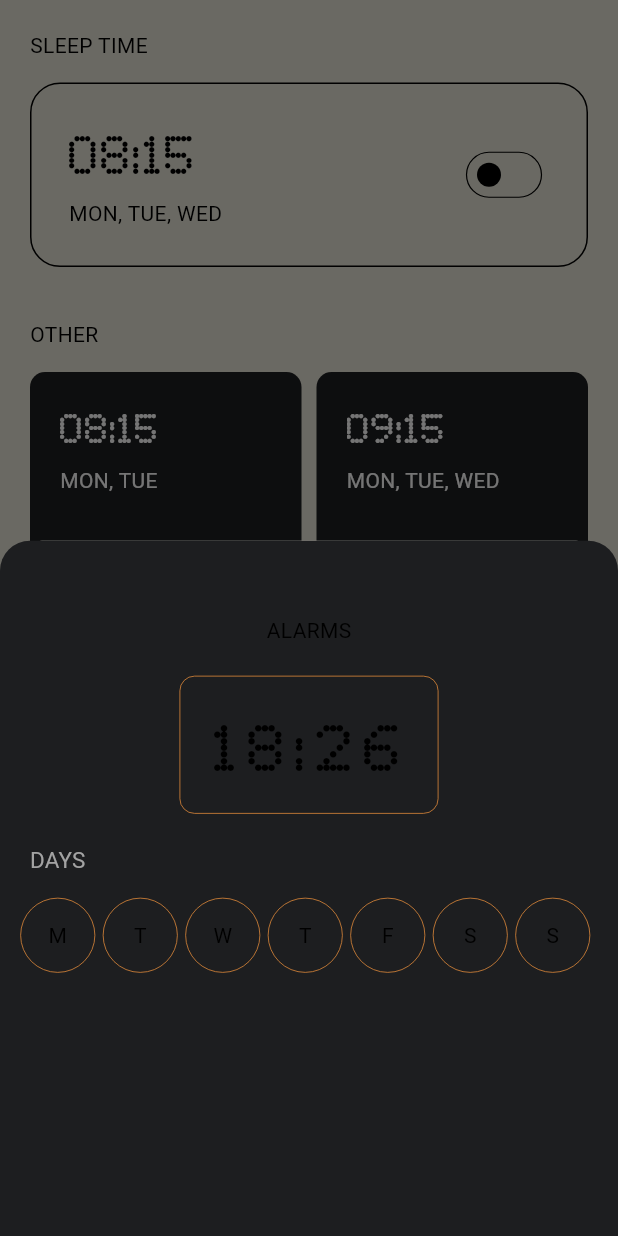
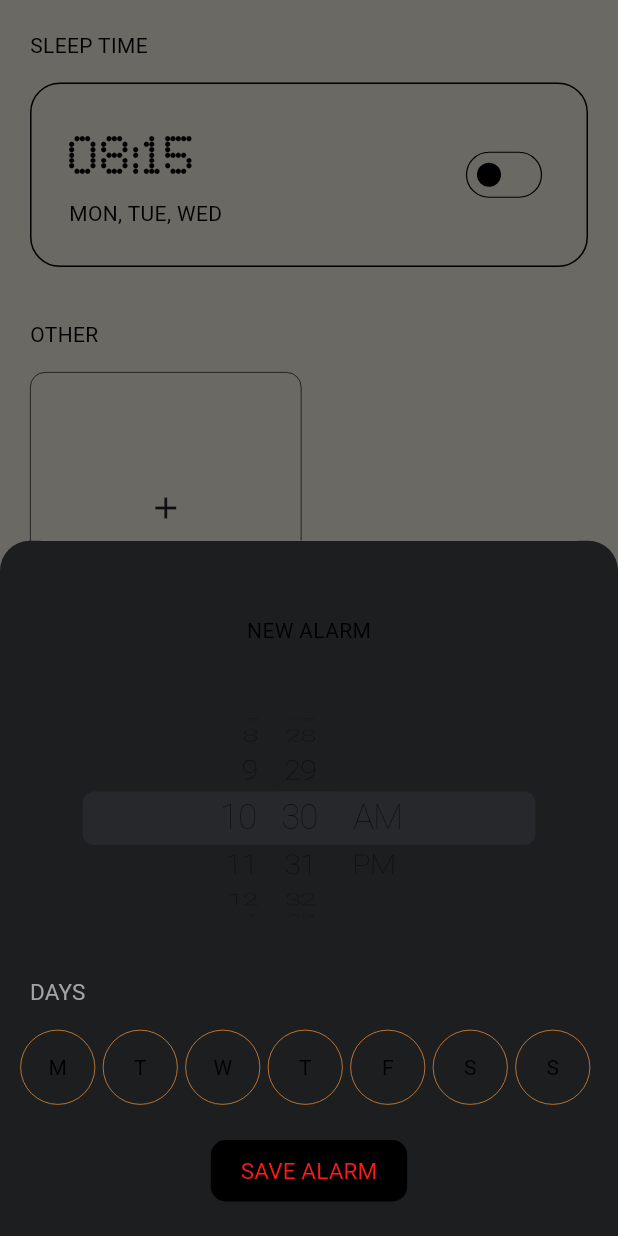
Before and after one commit to SushiiReboot/Nothing-Clock, a Flutter app: the AlarmsScreen screen opened directly, after a tap on the "add" icon, on a phone screen of 412 x 824 dp. Run offline on Flutter 3.47's test engine with Material 3 defaults, Android fonts, the phone set to English and light mode, and no system bars; our stand-ins replace dotted_border, flutter_svg, font_awesome_flutter, geocoding, geolocator, hive and 4 more; missing offline and left inert: flutter_displaymode, worldtime; accounts and stored records are empty.

Commit message:
Add alarm model and service with Hive integration for persistent storage.

```diff
--- a/lib/main.dart
+++ b/lib/main.dart
@@ -1,5 +1,8 @@
 import 'package:flutter/material.dart';
 import 'package:flutter_displaymode/flutter_displaymode.dart';
+import 'package:hive/hive.dart';
+import 'package:hive_flutter/hive_flutter.dart';
+import 'package:nothing_clock/models/alarm.dart';
 import 'package:nothing_clock/providers/clock_provider.dart';
 import 'package:nothing_clock/providers/location_provider.dart';
 import 'package:nothing_clock/providers/page_provider.dart';
@@ -17,6 +20,9 @@ void main() async {
 
   tz.initializeTimeZones();
   await TimeCountry.init();
+
+  await Hive.initFlutter();
+  Hive.registerAdapter(AlarmAdapter());
 
   runApp(const NothingClock());
 }
--- /dev/null
+++ b/lib/models/alarm.dart
@@ -0,0 +1,17 @@
+import 'package:hive/hive.dart';
+
+part 'alarm.g.dart';
+
+@HiveType(typeId: 0)
+class Alarm extends HiveObject {
+  @HiveField(0)
+  DateTime time;
+
+  @HiveField(1)
+  List<bool> days;
+
+  @HiveField(2, defaultValue: false)
+  bool isEnabled;
+
+  Alarm({required this.time, required this.days, this.isEnabled = false});
+}
--- a/lib/screens/alarms_screen.dart
+++ b/lib/screens/alarms_screen.dart
@@ -1,10 +1,31 @@
+import 'package:flutter/cupertino.dart';
 import 'package:flutter/material.dart';
+import 'package:nothing_clock/models/alarm.dart';
 import 'package:nothing_clock/providers/theme_provider.dart';
+import 'package:nothing_clock/services/alarms_service.dart';
 import 'package:nothing_clock/widgets/switch_button.dart';
 import 'package:provider/provider.dart';
 
-class AlarmsScreen extends StatelessWidget {
+class AlarmsScreen extends StatefulWidget {
   const AlarmsScreen({super.key});
+
+  @override
+  State<AlarmsScreen> createState() => _AlarmsScreenState();
+}
+
+class _AlarmsScreenState extends State<AlarmsScreen> {
+  List<Alarm> _alarms = [];
+
+  @override
+  void initState() {
+    super.initState();
+    _loadAlarms();
+  }
+
+  void _loadAlarms() async {
+    _alarms = await AlarmsService().loadAlarms();
+    setState(() {});
+  }
 
   @override
   Widget build(BuildContext context) {
@@ -37,8 +58,7 @@ class AlarmsScreen extends StatelessWidget {
                     const SizedBox(
                       height: 15,
                     ),
-                    SizedBox(
-                        height: 200,
+                    SingleChildScrollView(
                       child: GridView.builder(
                           gridDelegate:
                               const SliverGridDelegateWithFixedCrossAxisCount(
@@ -46,12 +66,31 @@ class AlarmsScreen extends StatelessWidget {
                                   crossAxisSpacing: 10,
                                   mainAxisSpacing: 10),
                           physics: const NeverScrollableScrollPhysics(),
-                            itemCount: 2,
+                          itemCount: _alarms.length + 1, //Set to + 1 because we need to build the add alarm button
+                          shrinkWrap: true,
                           itemBuilder: (context, index) {
+                            if (index == _alarms.length) { //It goes outside the array bounds, but it builds the add alarm button {
+                              return _buildAddAlarmButton(theme, alarmBlockSize,
+                                  themeProvider, context);
+                            }
+
                             return _buildAlarmBlock(
-                                  theme, index, alarmBlockSize, context);
-                            })),
-                    InkWell(
+                                theme, _alarms[index], alarmBlockSize, context);
+                          }),
+                    ),
+                  ],
+                )
+              ],
+            ),
+          ),
+        ),
+      ),
+    );
+  }
+
+  InkWell _buildAddAlarmButton(ThemeData theme, double alarmBlockSize,
+      ThemeProvider themeProvider, BuildContext context) {
+    return InkWell(
       onTap: () {
         showModalBottomSheet<void>(
             context: context,
@@ -70,8 +109,7 @@ class AlarmsScreen extends StatelessWidget {
                     : theme.colorScheme.tertiary,
                 width: 0.5),
             borderRadius: BorderRadius.circular(10)),
-                        padding: const EdgeInsets.symmetric(
-                            horizontal: 20, vertical: 22),
+        padding: const EdgeInsets.symmetric(horizontal: 20, vertical: 22),
         child: Row(
           mainAxisAlignment: MainAxisAlignment.center,
           children: [
@@ -82,18 +120,13 @@ class AlarmsScreen extends StatelessWidget {
           ],
         ),
       ),
-                    )
-                  ],
-                )
-              ],
-            ),
-          ),
-        ),
-      ),
     );
   }
 
   Container _buildModalBottomSheetUI(ThemeData theme) {
+    DateTime selectedTime = DateTime.now();
+    List<bool> selectedDays = [false, false, false, false, false, false, false];
+
     return Container(
       decoration: BoxDecoration(
           color: theme.colorScheme.tertiary,
@@ -107,41 +140,76 @@ class AlarmsScreen extends StatelessWidget {
           mainAxisAlignment: MainAxisAlignment.start,
           mainAxisSize: MainAxisSize.min,
           children: [
-            const Text("ALARMS"),
+            const Text("NEW ALARM"),
             const SizedBox(
               height: 20,
             ),
             Container(
               decoration: BoxDecoration(
-                border:
-                    Border.all(color: theme.colorScheme.secondary, width: 0.5),
                 borderRadius: BorderRadius.circular(10),
               ),
               child: Padding(
                   padding: const EdgeInsets.all(20.0),
-                child: Text(
-                  "18:26",
-                  style: theme.textTheme.titleLarge
-                      ?.copyWith(fontSize: 40, letterSpacing: 5),
+                  child: SizedBox(
+                    height: 150,
+                    child: CupertinoTheme(
+                      data: const CupertinoThemeData(
+                          textTheme: CupertinoTextThemeData(
+                              dateTimePickerTextStyle: TextStyle(
+                                  fontFamily: "Roboto",
+                                  fontWeight: FontWeight.w100))),
+                      child: CupertinoDatePicker(
+                        mode: CupertinoDatePickerMode.time,
+                        initialDateTime: DateTime.now(),
+                        onDateTimeChanged: (value) {
+                          selectedTime = value;
+                          debugPrint(
+                              "Set time to $value. Selected days are: $selectedDays");
+                        },
                       ),
                     ),
+                  )),
+            ),
+            const SizedBox(
+              height: 10,
+            ),
+            AlarmsDaysList(
+              selectedDays: selectedDays,
             ),
             const SizedBox(
               height: 20,
             ),
-            const AlarmsDaysList()
+            TextButton(
+              onPressed: () {
+                Alarm alarm = Alarm(time: selectedTime, days: selectedDays);
+                AlarmsService().saveAlarmData(alarm);
+              },
+              style: TextButton.styleFrom(
+                  backgroundColor: theme.colorScheme.onPrimary,
+                  padding:
+                      const EdgeInsets.symmetric(horizontal: 20, vertical: 10),
+                  shape: RoundedRectangleBorder(
+                      borderRadius: BorderRadius.circular(10))),
+              child: const Text(
+                "SAVE ALARM",
+                style: TextStyle(
+                    fontFamily: "Roboto", fontWeight: FontWeight.w500),
+              ),
+            )
           ],
         ),
       ),
     );
   }
 
-  Container _buildAlarmBlock(
-      ThemeData theme, int index, double alarmBlockSize, BuildContext context) {
-    List<String> testAlarmClocks = ["08:15", "09:15"];
-    List<String> testAlarmDays = ["MON, TUE", "MON, TUE, WED"];
+  Container _buildAlarmBlock(ThemeData theme, Alarm alarm,
+      double alarmBlockSize, BuildContext context) {
+    final themeProvider = Provider.of<ThemeProvider>(context);
 
-    final themeProvider = Provider.of<ThemeProvider>(context);
+    String time = "${alarm.time.hour.toString().padLeft(2, '0')}:${alarm.time.minute.toString().padLeft(2, '0')}";
+    const days = ["MON", "TUE", "WED", "THU", "FRI", "SAT", "SUN"];
+
+    final activeDays = [for(var i = 0; i < days.length; i++) if(alarm.days[i]) days[i]].join(", ");
 
     return Container(
       width: 200,
@@ -156,7 +224,7 @@ class AlarmsScreen extends StatelessWidget {
             crossAxisAlignment: CrossAxisAlignment.start,
             children: [
               Text(
-                testAlarmClocks[index],
+                time,
                 style:
                     theme.textTheme.titleLarge?.copyWith(color: Colors.white),
               ),
@@ -164,7 +232,7 @@ class AlarmsScreen extends StatelessWidget {
                 height: 10,
               ),
               Text(
-                testAlarmDays[index],
+                activeDays.isEmpty ? "EVERYDAY" : activeDays,
                 style: TextStyle(color: theme.colorScheme.onTertiary),
               ),
             ],
@@ -236,7 +304,10 @@ class AlarmsScreen extends StatelessWidget {
 class AlarmsDaysList extends StatelessWidget {
   const AlarmsDaysList({
     super.key,
+    required this.selectedDays,
   });
+
+  final List<bool> selectedDays;
 
   @override
   Widget build(BuildContext context) {
@@ -251,29 +322,43 @@ class AlarmsDaysList extends StatelessWidget {
               style: theme.textTheme.labelLarge
                   ?.copyWith(color: const Color.fromARGB(255, 163, 163, 163))),
         ),
-        const Row(
+        Row(
           mainAxisAlignment: MainAxisAlignment.center,
           children: [
             AlarmDayBtn(
               dayInital: "M",
+              dayIndex: 0,
+              selectedDays: selectedDays,
             ),
             AlarmDayBtn(
               dayInital: "T",
+              dayIndex: 1,
+              selectedDays: selectedDays,
             ),
             AlarmDayBtn(
               dayInital: "W",
+              dayIndex: 2,
+              selectedDays: selectedDays,
             ),
             AlarmDayBtn(
               dayInital: "T",
+              dayIndex: 3,
+              selectedDays: selectedDays,
             ),
             AlarmDayBtn(
               dayInital: "F",
+              dayIndex: 4,
+              selectedDays: selectedDays,
             ),
             AlarmDayBtn(
               dayInital: "S",
+              dayIndex: 5,
+              selectedDays: selectedDays,
             ),
             AlarmDayBtn(
               dayInital: "S",
+              dayIndex: 6,
+              selectedDays: selectedDays,
             ),
           ],
         )
@@ -286,9 +371,13 @@ class AlarmDayBtn extends StatefulWidget {
   const AlarmDayBtn({
     super.key,
     required this.dayInital,
+    required this.dayIndex,
+    required this.selectedDays,
   });
 
   final String dayInital;
+  final int dayIndex;
+  final List<bool> selectedDays;
 
   @override
   State<AlarmDayBtn> createState() => _AlarmDayBtnState();
@@ -304,6 +393,7 @@ class _AlarmDayBtnState extends State<AlarmDayBtn> {
     onSelect() {
       setState(() {
         _isSelected = !_isSelected;
+        widget.selectedDays[widget.dayIndex] = _isSelected;
       });
     }
 
--- a/lib/services/alarms_service.dart
+++ b/lib/services/alarms_service.dart
@@ -1,8 +1,13 @@
 import 'dart:convert';
 
+import 'package:hive/hive.dart';
+import 'package:nothing_clock/models/alarm.dart';
 import 'package:shared_preferences/shared_preferences.dart';
 
 class AlarmsService {
+
+  List<Alarm>? _cachedAlarams;
+
   Future<void> saveAlarms(List<Map<String, dynamic>> alarms) async {
     SharedPreferences prefs = await SharedPreferences.getInstance();
     List<String> alarmsStrings =
@@ -10,11 +15,20 @@ class AlarmsService {
     await prefs.setStringList("alarms", alarmsStrings);
   }
 
-  Future<List<Map<String, dynamic>>> loadAlarms() async {
-    SharedPreferences prefs = await SharedPreferences.getInstance();
-    List<String> alarmsStrings = prefs.getStringList("alarms") ?? [];
-    return alarmsStrings
-        .map((alarmStr) => jsonDecode(alarmStr) as Map<String, dynamic>)
-        .toList();
+  Future<void> saveAlarmData(Alarm alarm) async {
+    final box = await Hive.openBox<Alarm>('alarms');
+    await box.add(alarm);
+
+    loadAlarms(resetCache: true);
+  }
+
+  Future<List<Alarm>> loadAlarms({bool resetCache = false}) async {
+    if(_cachedAlarams != null && !resetCache) {
+      return _cachedAlarams!;
+    }
+
+    final box = await Hive.openBox<Alarm>('alarms');
+    _cachedAlarams = box.values.toList();
+    return _cachedAlarams!;
   }
 }
```
Also changed, not shown: pubspec.yaml (+9 -0 lines), lib/models/alarm.g.dart (added), pubspec.lock, 3 other files. Lines whose indentation alone changed are shown as unchanged.
